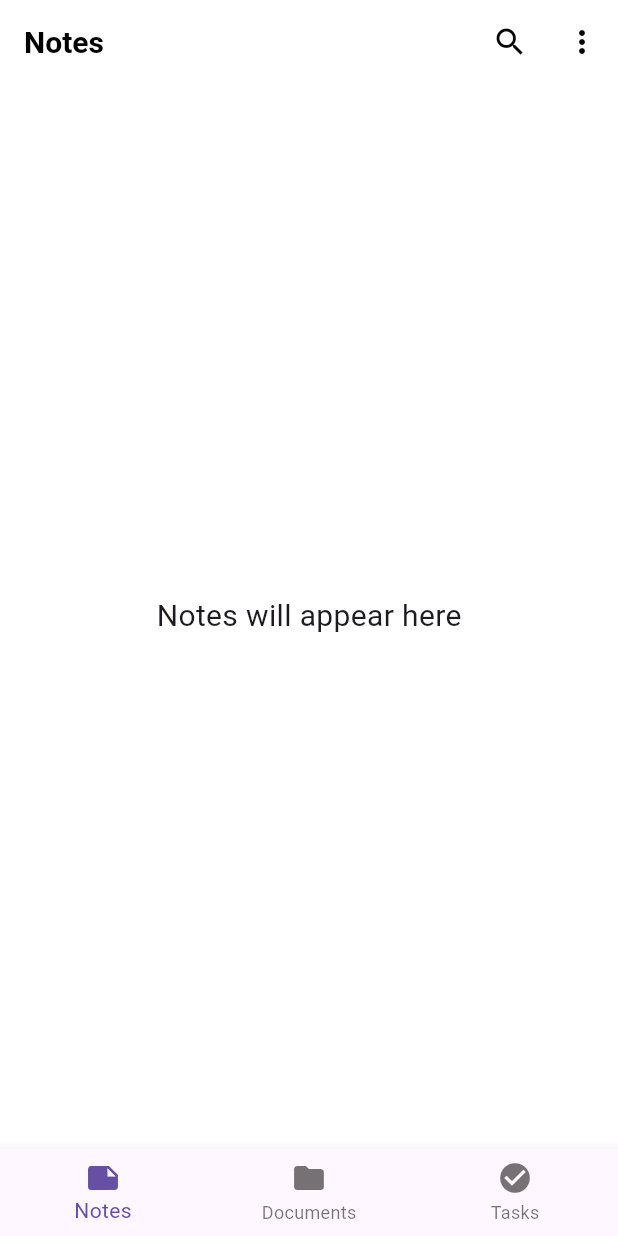
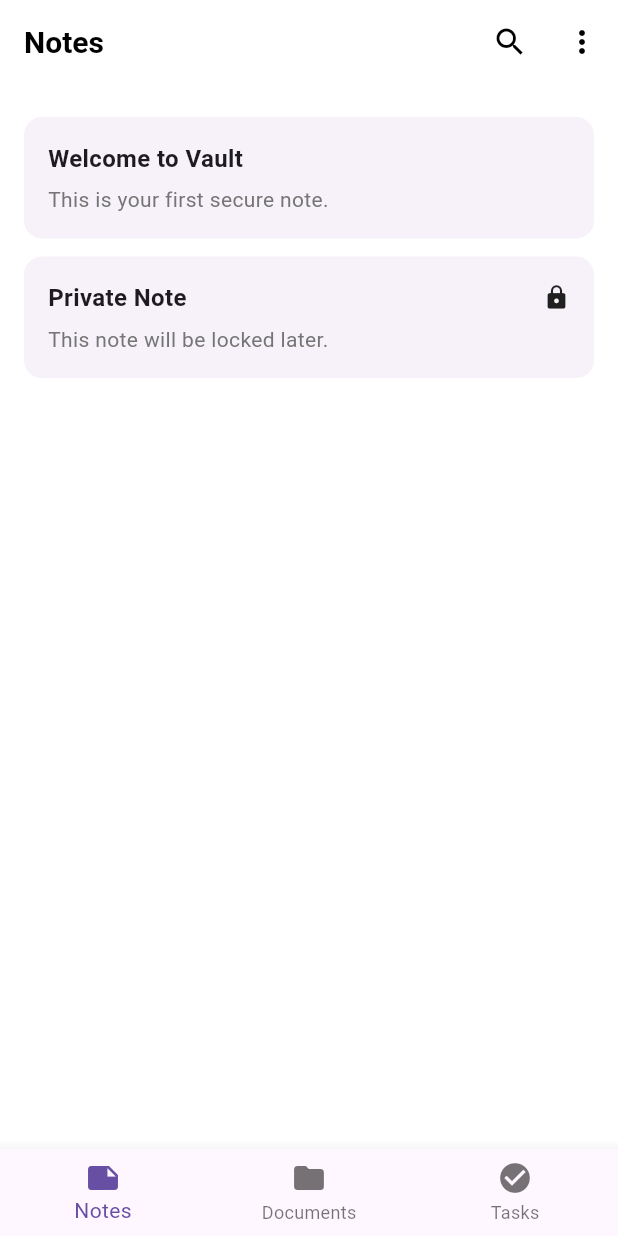
Before and after one commit to Sanjay17-cmd/vault, a Flutter app: the screen it shows after launch, on a phone screen of 412 x 824 dp. Run offline on Flutter 3.47's test engine with Material 3 defaults, Android fonts, the light colour scheme and no system bars.

Commit message:
PART 3: OPPO-style notes list UI

```diff
--- /dev/null
+++ b/lib/features/notes/data/dummy_notes.dart
@@ -0,0 +1,14 @@
+import '../model/note_model.dart';
+
+final List<Note> notes =
+[
+  Note(
+    title: 'Welcome to Vault',
+    content: 'This is your first secure note.',
+  ),
+  Note(
+    title: 'Private Note',
+    content: 'This note will be locked later.',
+    isLocked: true,
+  ),
+];
--- /dev/null
+++ b/lib/features/notes/model/note_model.dart
@@ -0,0 +1,12 @@
+class Note
+{
+  final String title;
+  final String content;
+  final bool isLocked;
+
+  Note({
+    required this.title,
+    required this.content,
+    this.isLocked = false,
+  });
+}
--- a/lib/features/notes/notes_page.dart
+++ b/lib/features/notes/notes_page.dart
@@ -1,4 +1,6 @@
 import 'package:flutter/material.dart';
+import 'data/dummy_notes.dart';
+import 'widgets/note_card.dart';
 
 class NotesPage extends StatelessWidget
 {
@@ -25,10 +27,14 @@ class NotesPage extends StatelessWidget
           ),
         ],
       ),
-      body: const Center(
-        child: Text(
-          'Notes will appear here',
-          style: TextStyle(fontSize: 20),
+      body: Padding(
+        padding: const EdgeInsets.all(16),
+        child: ListView.builder(
+          itemCount: notes.length,
+          itemBuilder: (context, index)
+          {
+            return NoteCard(note: notes[index]);
+          },
         ),
       ),
     );
--- /dev/null
+++ b/lib/features/notes/widgets/note_card.dart
@@ -0,0 +1,56 @@
+import 'package:flutter/material.dart';
+import '../model/note_model.dart';
+
+class NoteCard extends StatelessWidget
+{
+  final Note note;
+
+  const NoteCard({super.key, required this.note});
+
+  @override
+  Widget build(BuildContext context)
+  {
+    return Card(
+      elevation: 0,
+      margin: const EdgeInsets.symmetric(vertical: 6),
+      shape: RoundedRectangleBorder(
+        borderRadius: BorderRadius.circular(12),
+      ),
+      child: Padding(
+        padding: const EdgeInsets.all(16),
+        child: Column(
+          crossAxisAlignment: CrossAxisAlignment.start,
+          children: [
+            Row(
+              children: [
+                Expanded(
+                  child: Text(
+                    note.title,
+                    style: const TextStyle(
+                      fontSize: 16,
+                      fontWeight: FontWeight.w600,
+                    ),
+                  ),
+                ),
+                if (note.isLocked)
+                  const Icon(
+                    Icons.lock,
+                    size: 18,
+                  ),
+              ],
+            ),
+            const SizedBox(height: 6),
+            Text(
+              note.content,
+              maxLines: 2,
+              overflow: TextOverflow.ellipsis,
+              style: TextStyle(
+                color: Colors.grey[600],
+              ),
+            ),
+          ],
+        ),
+      ),
+    );
+  }
+}
```
